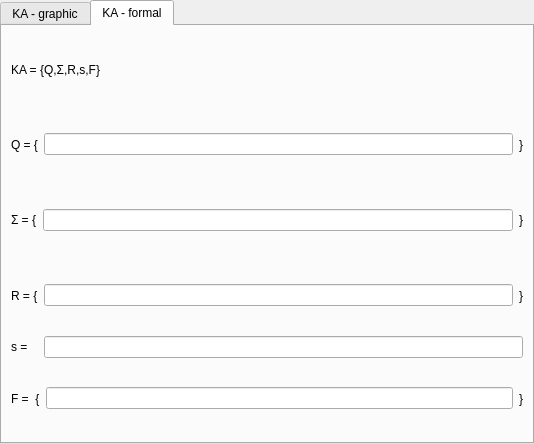
The window that RegularConvertor/finite_machine/fa_widget.ui (navrkald/regularConvertor) describes before a commit, drawn with Qt 5.
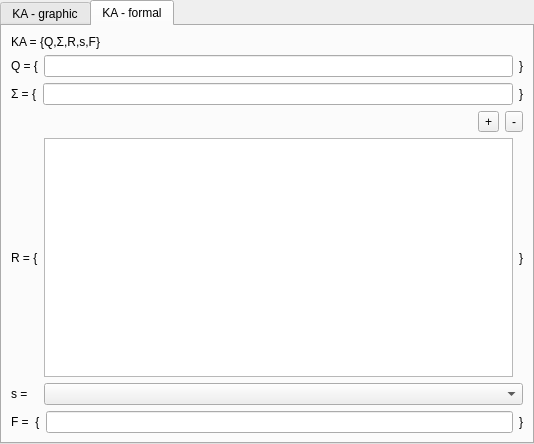
The same window after the commit. The open tabs and pages were chosen to show the change.

What changed in the file:
```diff
--- a/RegularConvertor/finite_machine/fa_widget.ui
+++ b/RegularConvertor/finite_machine/fa_widget.ui
@@ -108,7 +108,41 @@
         </layout>
        </item>
        <item>
-        <layout class="QHBoxLayout" name="horizontalLayout_5">
+        <layout class="QHBoxLayout" name="horizontalLayout">
+         <item>
+          <spacer name="horizontalSpacer">
+           <property name="orientation">
+            <enum>Qt::Horizontal</enum>
+           </property>
+           <property name="sizeType">
+            <enum>QSizePolicy::Expanding</enum>
+           </property>
+           <property name="sizeHint" stdset="0">
+            <size>
+             <width>40</width>
+             <height>20</height>
+            </size>
+           </property>
+          </spacer>
+         </item>
+         <item>
+          <widget class="QToolButton" name="toolButton">
+           <property name="text">
+            <string>+</string>
+           </property>
+          </widget>
+         </item>
+         <item>
+          <widget class="QToolButton" name="toolButton_2">
+           <property name="text">
+            <string>-</string>
+           </property>
+          </widget>
+         </item>
+        </layout>
+       </item>
+       <item>
+        <layout class="QHBoxLayout" name="horizontalLayout_2">
          <item>
           <widget class="QLabel" name="label_4">
            <property name="text">
@@ -117,7 +151,11 @@
           </widget>
          </item>
          <item>
-          <widget class="QLineEdit" name="lineEdit_2"/>
+          <widget class="QTextEdit" name="rulesTextEdit">
+           <property name="readOnly">
+            <bool>true</bool>
+           </property>
+          </widget>
          </item>
          <item>
           <widget class="QLabel" name="label_8">
@@ -138,7 +176,14 @@
           </widget>
          </item>
          <item>
-          <widget class="QLineEdit" name="lineEdit_5"/>
+          <widget class="QComboBox" name="startStateComboBox">
+           <property name="sizePolicy">
+            <sizepolicy hsizetype="Expanding" vsizetype="Fixed">
+             <horstretch>0</horstretch>
+             <verstretch>0</verstretch>
+            </sizepolicy>
+           </property>
+          </widget>
          </item>
         </layout>
        </item>
```
Left out of the diff: 13 changed lines with no effect on the pictures.
